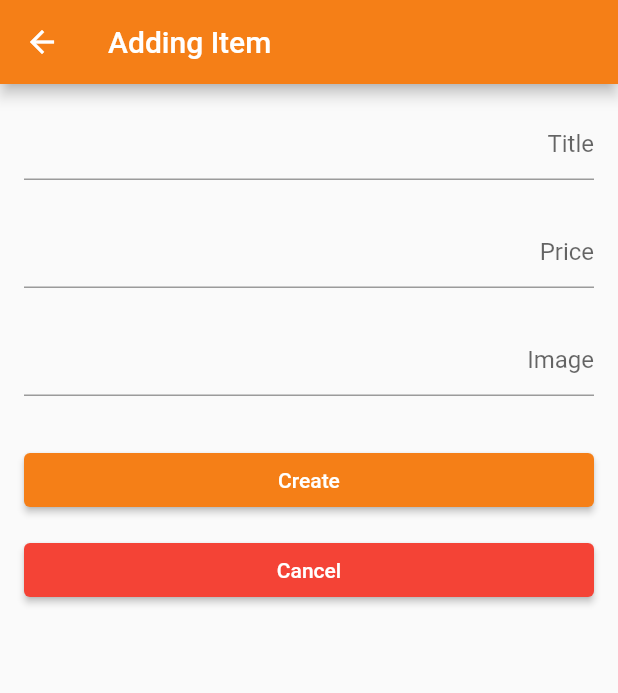
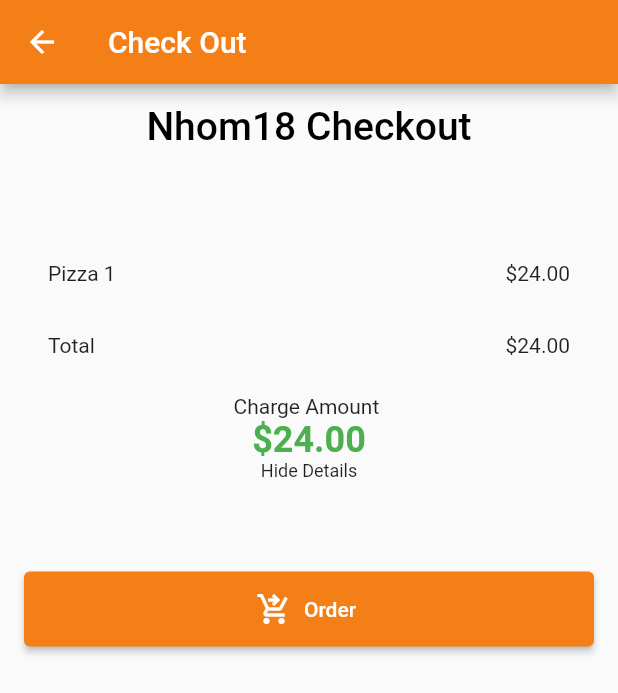
Before and after one commit to justt1n/restaurant_flutter, a Flutter app: the HomePage screen opened directly, tab 2 chosen, after a tap on the "favorite" icon, after a tap on "Order", on a phone screen of 412 x 824 dp. Shown: the top 693 px of the screen. Run offline on Flutter 3.47's test engine with Material 2 defaults, Android fonts, the phone set to English and light mode, and no system bars; drawn by our look-alikes of badges; our stand-ins replace animate_do, cloud_firestore, firebase_core, google_fonts, page_transition; missing offline and left inert: checkout_screen_ui; accounts and stored records are empty.

Commit message:
hoan thanh trang thanh toan

```diff
--- a/lib/main.dart
+++ b/lib/main.dart
@@ -1,10 +1,17 @@
 import 'package:flutter/material.dart';
 import 'package:restaurant/pages/first_page.dart';
-
+import 'package:restaurant/services/firebase_service.dart';
 import 'package:firebase_core/firebase_core.dart';
 
 Future<void> main() async {
-  //await dotenv.load();
+  final firebaseService = FirebaseService();
+
+  final List burgeritems = [];
+  get_data() async {
+    final Future<List> fsBurgeritems = firebaseService.getProduct('products');
+    burgeritems.add(fsBurgeritems);
+  }
+
   WidgetsFlutterBinding.ensureInitialized();
   await Firebase.initializeApp();
   runApp(const MyApp());
--- /dev/null
+++ b/lib/manager/CheckOutManager.dart
@@ -0,0 +1,10 @@
+import 'package:flutter/material.dart';
+import 'package:restaurant/models/product.dart';
+
+class CheckOutManager with ChangeNotifier {
+  List<Product> selectedList = [];
+
+  getSelectedList() => selectedList;
+
+  setSelectedList(List<Product> list) => selectedList = list;
+}
--- a/lib/pages/add_page.dart
+++ b/lib/pages/add_page.dart
@@ -5,6 +5,7 @@ import 'package:page_transition/page_transition.dart';
 import 'package:restaurant/constants.dart';
 import 'package:restaurant/models/product.dart';
 import 'package:restaurant/pages/home_page.dart';
+import 'package:restaurant/services/firebase_service.dart';
 
 class AddPage extends StatefulWidget {
   const AddPage({Key? key}) : super(key: key);
@@ -15,6 +16,7 @@ class AddPage extends StatefulWidget {
 }
 
 class _AddPage extends State<AddPage> {
+  final firebaseService = FirebaseService();
   final controllerTitle = TextEditingController();
   final controllerPrice = TextEditingController();
   final controllerImage = TextEditingController();
@@ -61,7 +63,7 @@ class _AddPage extends State<AddPage> {
                 image: controllerImage.text,
                 isSelected: false,
               );
-              createProduct(product);
+              firebaseService.createProduct(product, 'products');
               Navigator.pop(context);
             },
             style: ButtonStyle(
@@ -90,10 +92,10 @@ class _AddPage extends State<AddPage> {
     );
   }
 
-  Future createProduct(Product product) async {
-    final docUser = FirebaseFirestore.instance.collection('products').doc();
-    product.id = docUser.id;
-    final json = product.toJson();
-    await docUser.set(json);
-  }
+  // Future createProduct(Product product) async {
+  //   final docUser = FirebaseFirestore.instance.collection('products').doc();
+  //   product.id = docUser.id;
+  //   final json = product.toJson();
+  //   await docUser.set(json);
+  // }
 }
--- a/lib/pages/checkout_page.dart
+++ b/lib/pages/checkout_page.dart
@@ -0,0 +1,317 @@
+import 'package:badges/badges.dart';
+import 'package:flutter/material.dart';
+import 'package:page_transition/page_transition.dart';
+import 'package:provider/provider.dart';
+import 'package:restaurant/models/product.dart';
+import '../manager/CheckOutManager.dart';
+import 'home_page.dart';
+import 'package:checkout_screen_ui/checkout_page.dart';
+
+class PriceItem {
+  PriceItem(
+      {required this.name,
+      this.description,
+      required this.quantity,
+      required this.totalPriceCents});
+
+  final String name;
+  final String? description;
+  final int quantity;
+  final int totalPriceCents;
+  String get price => (totalPriceCents.toDouble()).toStringAsFixed(2);
+
+  @override
+  String toString() {
+    return 'PriceItem [ name: $name, description: $description, quantity: $quantity, totalPriceCents: $totalPriceCents ]';
+  }
+}
+
+class CheckOutPage extends StatefulWidget {
+  const CheckOutPage({Key? key}) : super(key: key);
+
+  @override
+  State<CheckOutPage> createState() => _CheckOutPage();
+}
+
+class _CheckOutPage extends State<CheckOutPage> {
+  @override
+  Widget build(BuildContext context) {
+    const double _spacing = 30.0;
+    const double _padding = 18.0;
+    const double _dividerThickness = 1.2;
+    const double _collapsedAppBarHeight = 100;
+
+    final List<PriceItem> priceItems = [];
+    for (var item in HomePage.selecteditems) {
+      priceItems.add(fromProducts(item));
+    }
+
+    int _priceCents = 0;
+    for (var item in priceItems) {
+      _priceCents += item.totalPriceCents;
+    }
+    final List<PriceItem> _priceItems = priceItems;
+    _priceItems.add(
+        PriceItem(name: 'Total', quantity: 1, totalPriceCents: _priceCents));
+
+    final String _priceString = (_priceCents.toDouble()).toStringAsFixed(2);
+
+    final double _expHeight = (_priceItems.length * 50) + 165;
+
+    final double _initHeight = _expHeight - (_collapsedAppBarHeight + 30.0);
+
+    final ScrollController _scrollController =
+        ScrollController(initialScrollOffset: _initHeight);
+
+    final GlobalKey<_StatefullWrapperState> textKey =
+        GlobalKey<_StatefullWrapperState>();
+
+    const Widget textWhileClosed = Text(
+      'View Details',
+      style: TextStyle(fontSize: 12.0),
+    );
+    const Widget textWhileOpen = Text(
+      'Hide Details',
+      style: TextStyle(fontSize: 12.0),
+    );
+
+    bool _isOpen = false;
+
+    // add the listener to the scroll controller mentioned above
+    _scrollController.addListener(() {
+      final bool result = (_scrollController.offset <= (2 * _initHeight / 3));
+      if (result != _isOpen) {
+        _isOpen = result;
+        if (_isOpen) {
+          textKey.currentState?.setchild(textWhileOpen);
+        } else {
+          textKey.currentState?.setchild(textWhileClosed);
+        }
+      }
+    });
+    String payToName = 'Nhom18';
+
+    return Scaffold(
+      appBar: AppBar(
+        title: Text("Check Out"),
+        backgroundColor: Colors.yellow.shade900,
+      ),
+      body: CustomScrollView(
+        controller: _scrollController,
+        slivers: [
+          SliverAppBar(
+            snap: false,
+            pinned: false,
+            floating: false,
+            backgroundColor: Colors.grey.shade50,
+            collapsedHeight: _collapsedAppBarHeight,
+            // set to false to prevent undesired back arrow
+            automaticallyImplyLeading: false,
+            title: Row(
+              children: [
+                const SizedBox(
+                  width: 40,
+                  child: Text(''),
+                ),
+                Expanded(
+                    child: Text(
+                  payToName.length < 16 ? '$payToName Checkout' : payToName,
+                  textAlign: TextAlign.center,
+                  style: const TextStyle(fontSize: 26, color: Colors.black),
+                )),
+                const SizedBox(
+                  width: 40,
+                ),
+              ],
+            ),
+            bottom: PreferredSize(
+              preferredSize: const Size(120.0, 32.0),
+              child: GestureDetector(
+                onTap: () {
+                  if (_isOpen) {
+                    _scrollController.jumpTo(_initHeight);
+                  } else {
+                    _scrollController.jumpTo(0);
+                  }
+                },
+                child: Column(
+                  mainAxisAlignment: MainAxisAlignment.center,
+                  children: [
+                    const Text('Charge Amount '),
+                    Text(
+                      '\$$_priceString',
+                      style: const TextStyle(
+                          color: Colors.green,
+                          fontSize: 24,
+                          fontWeight: FontWeight.bold),
+                    ),
+                    _StatefullWrapper(
+                      key: textKey,
+                      initChild: textWhileClosed,
+                    ),
+                  ],
+                ),
+              ),
+            ),
+            expandedHeight: _expHeight,
+            flexibleSpace: FlexibleSpaceBar(
+              centerTitle: true,
+              background: Padding(
+                padding: const EdgeInsets.fromLTRB(16.0, 80, 16.0, 0),
+                child: Column(
+                  children: [
+                    const SizedBox(
+                      height: 30,
+                    ),
+                    Column(
+                      children: _priceItems
+                          .map((priceItem) =>
+                              _PriceListItem(priceItem: priceItem))
+                          .toList(),
+                    ),
+                  ],
+                ),
+              ),
+            ),
+          ),
+          SliverList(
+            delegate: SliverChildListDelegate(
+              [
+                Padding(
+                  padding: const EdgeInsets.symmetric(horizontal: 16),
+                  child: Column(
+                    children: [
+                      if (true) const SizedBox(height: _spacing * 2),
+                      if (true)
+                        ElevatedButton.icon(
+                          icon: const Icon(Icons.shopping_cart_checkout),
+                          label: const Text("Order"),
+                          style: ElevatedButton.styleFrom(
+                            backgroundColor: Colors.yellow.shade900,
+                            minimumSize: const Size(double.infinity, 50),
+                          ),
+                          onPressed: () {},
+                        ),
+                      const SizedBox(
+                        height: _spacing,
+                      ),
+                      const SizedBox(height: 120),
+                    ],
+                  ),
+                ),
+              ],
+            ),
+          ),
+        ],
+      ),
+    );
+  }
+
+  Map<String, dynamic> toPriceItemJson(Product a) {
+    return {
+      'name': a.title,
+      'quantity': 1,
+      'totalPriceCents': a.price,
+    };
+  }
+
+  static PriceItem fromProducts(Product a) {
+    return PriceItem(
+      name: a.title,
+      quantity: 1,
+      totalPriceCents: a.price.toInt(),
+    );
+  }
+}
+
+class _PriceListItem extends StatelessWidget {
+  const _PriceListItem({Key? key, required this.priceItem}) : super(key: key);
+
+  final PriceItem priceItem;
+
+  @override
+  Widget build(BuildContext context) {
+    return Container(
+      constraints: const BoxConstraints(maxWidth: 500),
+      child: Padding(
+        padding: const EdgeInsets.symmetric(horizontal: 16, vertical: 8),
+        child: Column(
+          children: [
+            Row(
+              children: [
+                Expanded(
+                  flex: 3,
+                  child: Text(
+                    priceItem.name,
+                    overflow: TextOverflow.clip,
+                  ),
+                ),
+                Expanded(
+                  flex: 1,
+                  child: (priceItem.quantity == 1)
+                      ? Container()
+                      : Text(
+                          'x${priceItem.quantity}',
+                        ),
+                ),
+                Expanded(
+                  flex: 1,
+                  child: Text(
+                    '\$${priceItem.price}',
+                    textAlign: TextAlign.end,
+                  ),
+                ),
+              ],
+            ),
+            (priceItem.description != null && priceItem.description!.isNotEmpty)
+                ? Row(
+                    children: [
+                      Text(
+                        priceItem.description!,
+                        style: TextStyle(
+                          fontSize: 12,
+                          color: Colors.grey.shade700,
+                        ),
+                        overflow: TextOverflow.clip,
+                      ),
+                    ],
+                  )
+                : const SizedBox(
+                    height: 16,
+                  ),
+          ],
+        ),
+      ),
+    );
+  }
+}
+
+class _StatefullWrapper extends StatefulWidget {
+  const _StatefullWrapper({Key? key, required this.initChild})
+      : super(key: key);
+  final Widget initChild;
+
+  @override
+  _StatefullWrapperState createState() => _StatefullWrapperState();
+}
+
+class _StatefullWrapperState extends State<_StatefullWrapper> {
+  late Widget child;
+
+  setchild(Widget newChild) {
+    setState(() {
+      child = newChild;
+    });
+  }
+
+  @override
+  void initState() {
+    super.initState();
+    child = widget.initChild;
+  }
+
+  @override
+  Widget build(BuildContext context) {
+    return child;
+  }
+}
--- a/lib/pages/first_page.dart
+++ b/lib/pages/first_page.dart
@@ -8,6 +8,7 @@ class FirstPage extends StatefulWidget {
   const FirstPage({Key? key}) : super(key: key);
 
   @override
+  // ignore: library_private_types_in_public_api
   _FirstPageState createState() => _FirstPageState();
 }
 
--- a/lib/pages/home_page.dart
+++ b/lib/pages/home_page.dart
@@ -1,13 +1,17 @@
 import 'package:badges/badges.dart';
 import 'package:flutter/material.dart';
+import 'package:provider/provider.dart';
 import 'package:restaurant/constants.dart';
 import 'package:page_transition/page_transition.dart';
 import 'package:restaurant/models/product.dart';
 import 'package:restaurant/pages/add_page.dart';
+import 'package:restaurant/pages/checkout_page.dart';
+import 'package:restaurant/services/firebase_service.dart';
+import 'package:restaurant/manager/CheckOutManager.dart';
 
 class HomePage extends StatefulWidget {
   const HomePage({Key? key}) : super(key: key);
-
+  static List<Product> selecteditems = [];
   @override
   State<HomePage> createState() => _HomePageState();
 }
@@ -30,8 +34,6 @@ class _HomePageState extends State<HomePage>
     _controller.dispose();
   }
 
-  List selecteditems = [];
-
   @override
   Widget build(BuildContext context) {
     return SafeArea(
@@ -47,7 +49,7 @@ class _HomePageState extends State<HomePage>
                 child: Badge(
                   animationDuration: const Duration(milliseconds: 1500),
                   badgeContent: Text(
-                    selecteditems.length.toString(),
+                    HomePage.selecteditems.length.toString(),
                     style: const TextStyle(color: Colors.white),
                   ),
                   padding: const EdgeInsets.all(6),
@@ -140,7 +142,7 @@ class _HomePageState extends State<HomePage>
                       Navigator.push(
                           context,
                           PageTransition(
-                              child: const AddPage(),
+                              child: const CheckOutPage(),
                               duration: const Duration(seconds: 1),
                               type: PageTransitionType.rightToLeft));
                     },
@@ -158,8 +160,7 @@ class _HomePageState extends State<HomePage>
     );
   }
 
-  Widget _buildlistitem(
-      {required int length, required List<Product> itemlist}) {
+  Widget _buildlistitem({required int length, required List itemlist}) {
     return ListView.builder(
         physics: const BouncingScrollPhysics(),
         scrollDirection: Axis.horizontal,
@@ -169,7 +170,7 @@ class _HomePageState extends State<HomePage>
         });
   }
 
-  Widget _buildcard({required int index, required List<Product> myitemlist}) {
+  Widget _buildcard({required int index, required List myitemlist}) {
     return AspectRatio(
       aspectRatio: 2 / 3,
       child: Container(
@@ -207,9 +208,9 @@ class _HomePageState extends State<HomePage>
                         myitemlist[index].isSelected =
                             !myitemlist[index].isSelected;
                         if (myitemlist[index].isSelected) {
-                          selecteditems.add(myitemlist[index].isSelected);
+                          HomePage.selecteditems.add(myitemlist[index]);
                         } else {
-                          selecteditems.removeAt(index);
+                          HomePage.selecteditems.removeAt(index);
                         }
                       });
                     },
--- /dev/null
+++ b/lib/services/firebase_service.dart
@@ -0,0 +1,19 @@
+import 'package:restaurant/models/product.dart';
+import 'package:cloud_firestore/cloud_firestore.dart';
+
+class FirebaseService {
+  Future createProduct(Product product, String collectionPath) async {
+    final docUser = FirebaseFirestore.instance.collection(collectionPath).doc();
+    product.id = docUser.id;
+    final json = product.toJson();
+    await docUser.set(json);
+  }
+
+  Future<List> getProduct(String collectionPath) async {
+    QuerySnapshot querySnapshot =
+        await FirebaseFirestore.instance.collection(collectionPath).get();
+    final products = querySnapshot.docs.map((doc) => doc.data()).toList();
+    print(products);
+    return products;
+  }
+}
```
Also changed, not shown: lib/constants.dart (+8 -0 lines), lib/models/product.dart (+8 -3 lines), pubspec.yaml (+2 -5 lines), pubspec.lock, 5 other files.
